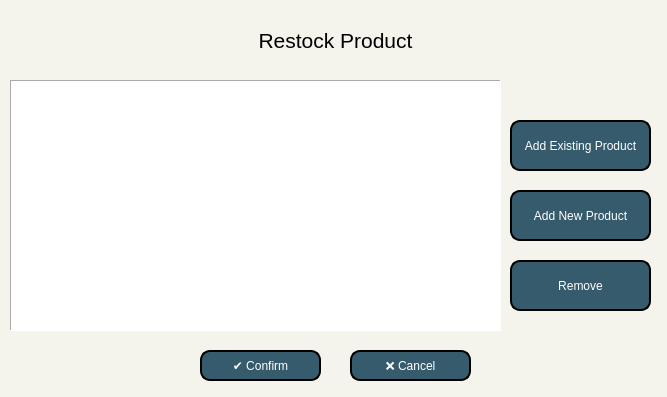
Qt form productRestock.ui (ongchangco/Economystique2) before a commit.
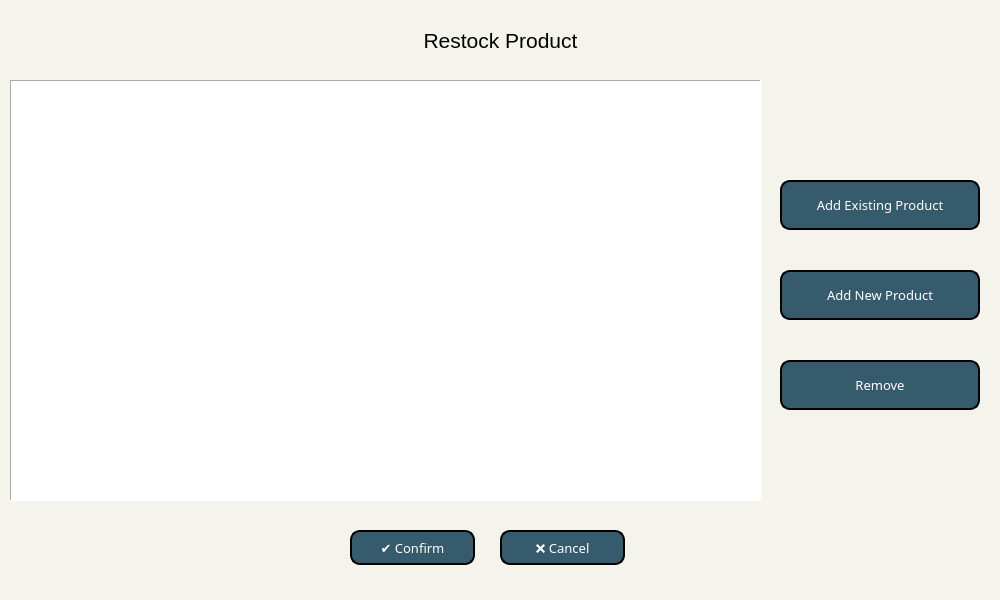
The same form after that commit. Icons and pictures are not drawn.

Patch:
```diff
--- a/productRestock.ui
+++ b/productRestock.ui
@@ -6,8 +6,8 @@
    <rect>
     <x>0</x>
     <y>0</y>
-    <width>667</width>
-    <height>397</height>
+    <width>1000</width>
+    <height>600</height>
    </rect>
   </property>
   <property name="windowTitle">
@@ -23,9 +23,9 @@
   <widget class="QLabel" name="lblTitle">
    <property name="geometry">
     <rect>
-     <x>10</x>
+     <x>20</x>
      <y>10</y>
-     <width>651</width>
+     <width>961</width>
      <height>61</height>
     </rect>
    </property>
@@ -46,8 +46,8 @@
     <rect>
      <x>10</x>
      <y>80</y>
-     <width>491</width>
-     <height>251</height>
+     <width>751</width>
+     <height>421</height>
     </rect>
    </property>
    <property name="sizePolicy">
@@ -58,8 +58,8 @@
    </property>
    <property name="maximumSize">
     <size>
-     <width>771</width>
-     <height>351</height>
+     <width>16777215</width>
+     <height>16777215</height>
     </size>
    </property>
    <property name="styleSheet">
@@ -72,12 +72,18 @@
   <widget class="QPushButton" name="btnAdd">
    <property name="geometry">
     <rect>
-     <x>510</x>
-     <y>120</y>
-     <width>141</width>
-     <height>51</height>
+     <x>780</x>
+     <y>180</y>
+     <width>200</width>
+     <height>50</height>
     </rect>
    </property>
+   <property name="font">
+    <font>
+     <family>Century Gothic</family>
+     <pointsize>10</pointsize>
+    </font>
+   </property>
    <property name="styleSheet">
     <string notr="true">QPushButton{
 	background: #365b6d;
@@ -103,12 +109,18 @@
   <widget class="QPushButton" name="btnAddNew">
    <property name="geometry">
     <rect>
-     <x>510</x>
-     <y>190</y>
-     <width>141</width>
-     <height>51</height>
+     <x>780</x>
+     <y>270</y>
+     <width>200</width>
+     <height>50</height>
     </rect>
    </property>
+   <property name="font">
+    <font>
+     <family>Century Gothic</family>
+     <pointsize>10</pointsize>
+    </font>
+   </property>
    <property name="styleSheet">
     <string notr="true">QPushButton{
 	background: #365b6d;
@@ -134,12 +146,18 @@
   <widget class="QPushButton" name="btnCancel">
    <property name="geometry">
     <rect>
-     <x>350</x>
-     <y>350</y>
-     <width>121</width>
-     <height>31</height>
+     <x>500</x>
+     <y>530</y>
+     <width>125</width>
+     <height>35</height>
     </rect>
    </property>
+   <property name="font">
+    <font>
+     <family>Century Gothic</family>
+     <pointsize>10</pointsize>
+    </font>
+   </property>
    <property name="styleSheet">
     <string notr="true">QPushButton{
 	background: #365b6d;
@@ -165,12 +183,18 @@
   <widget class="QPushButton" name="btnConfirm">
    <property name="geometry">
     <rect>
-     <x>200</x>
-     <y>350</y>
-     <width>121</width>
-     <height>31</height>
+     <x>350</x>
+     <y>530</y>
+     <width>125</width>
+     <height>35</height>
     </rect>
    </property>
+   <property name="font">
+    <font>
+     <family>Century Gothic</family>
+     <pointsize>10</pointsize>
+    </font>
+   </property>
    <property name="styleSheet">
     <string notr="true">QPushButton{
 	background: #365b6d;
@@ -196,12 +220,18 @@
   <widget class="QPushButton" name="btnRemove">
    <property name="geometry">
     <rect>
-     <x>510</x>
-     <y>260</y>
-     <width>141</width>
-     <height>51</height>
+     <x>780</x>
+     <y>360</y>
+     <width>200</width>
+     <height>50</height>
     </rect>
    </property>
+   <property name="font">
+    <font>
+     <family>Century Gothic</family>
+     <pointsize>10</pointsize>
+    </font>
+   </property>
    <property name="styleSheet">
     <string notr="true">QPushButton{
 	background: #365b6d;
```
